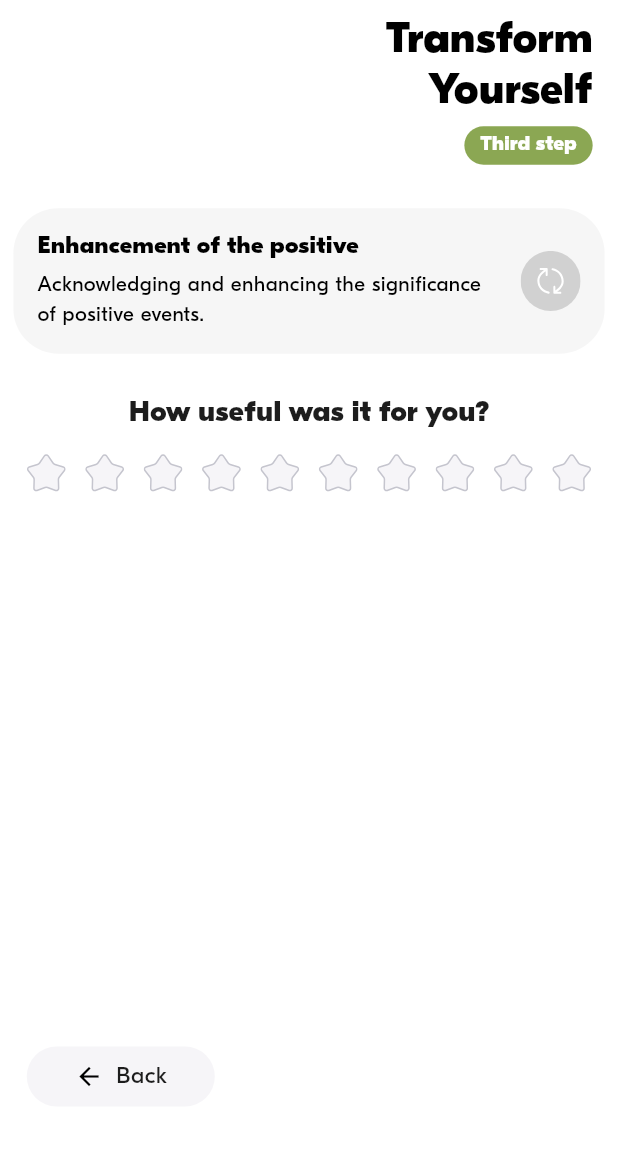
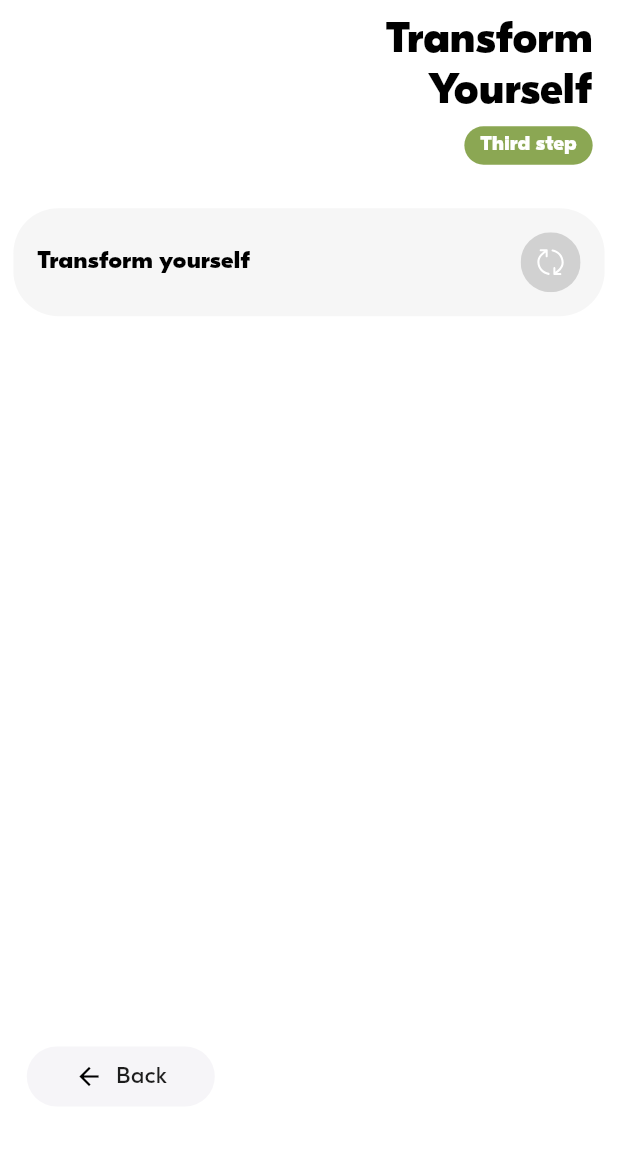
Before and after one commit to Nykolayr/getoutthebox, a Flutter app: the TransformYourself screen opened directly, on a phone screen of 412 x 824 dp, the part 57-1222 px from its top. Run offline on Flutter 3.47's test engine with Material 3 defaults, Android fonts, the phone set to English and light mode, and no system bars; our stand-ins replace bloc, cached_network_image, dio, equatable, firebase_core, flutter_bloc and 8 more; missing offline and left inert: flutter_easylogger, flutter_facebook_auth; accounts and stored records are empty; network calls fail.

Commit message:
feat: change design

```diff
--- a/lib/src/features/content/analyze_emotion/page/transform_yourself.dart
+++ b/lib/src/features/content/analyze_emotion/page/transform_yourself.dart
@@ -27,11 +27,10 @@ class _TransformYourselfState extends State<TransformYourself> {
   int score = 0;
   final bloc = Get.find<EmotionBloc>();
   int index = 0;
-
+  bool isBegin = true;
   @override
   void initState() {
     super.initState();
-    updateTransform();
   }
 
   void updateTransform() {
@@ -103,9 +102,14 @@ class _TransformYourselfState extends State<TransformYourself> {
             Padding(
               padding: getMarginOrPadding(horizontal: 8),
               child: RefreshWidget(
-                title: TransformModel.getTransforms()[index].title,
-                description: TransformModel.getTransforms()[index].description,
+                title: isBegin
+                    ? 'Transform yourself'
+                    : TransformModel.getTransforms()[index].title,
+                description: isBegin
+                    ? ''
+                    : TransformModel.getTransforms()[index].description,
                 onRefresh: () {
+                  isBegin = false;
                   updateTransform();
                 },
               ),
@@ -114,22 +118,24 @@ class _TransformYourselfState extends State<TransformYourself> {
               padding: getMarginOrPadding(horizontal: 16, top: 30),
               child: Column(
                 children: [
-                  Text(
-                    'How useful was it for you?',
-                    style: TextStylesManager.smallBlackTitle,
-                  ),
+                  // Text(
+                  //   'How useful was it for you?',
+                  //   style: TextStylesManager.smallBlackTitle,
+                  // ),
                   SizedBox(
                     height: 16.h,
                   ),
-                  StarsFeedback(
-                    rating: score,
-                    onRatingChanged: (int stars) {
-                      setState(() {
-                        score = stars;
-                      });
-                      bloc.add(AddStars(stars: stars));
-                    },
-                  ),
+                  // StarsFeedback(
+                  //   rating: score,
+                  //   onRatingChanged: (int stars) {
+                  //     if (!isBegin) {
+                  //       setState(() {
+                  //         score = stars;
+                  //       });
+                  //       bloc.add(AddStars(stars: stars));
+                  //     }
+                  //   },
+                  // ),
                 ],
               ),
             ),
```
Also changed, not shown: lib/src/features/content/analyze_emotion/page/analyze_emotion.dart (+14 -7 lines), lib/src/features/content/analyze_emotion/page/cognitive_distortions.dart (+9 -4 lines).
